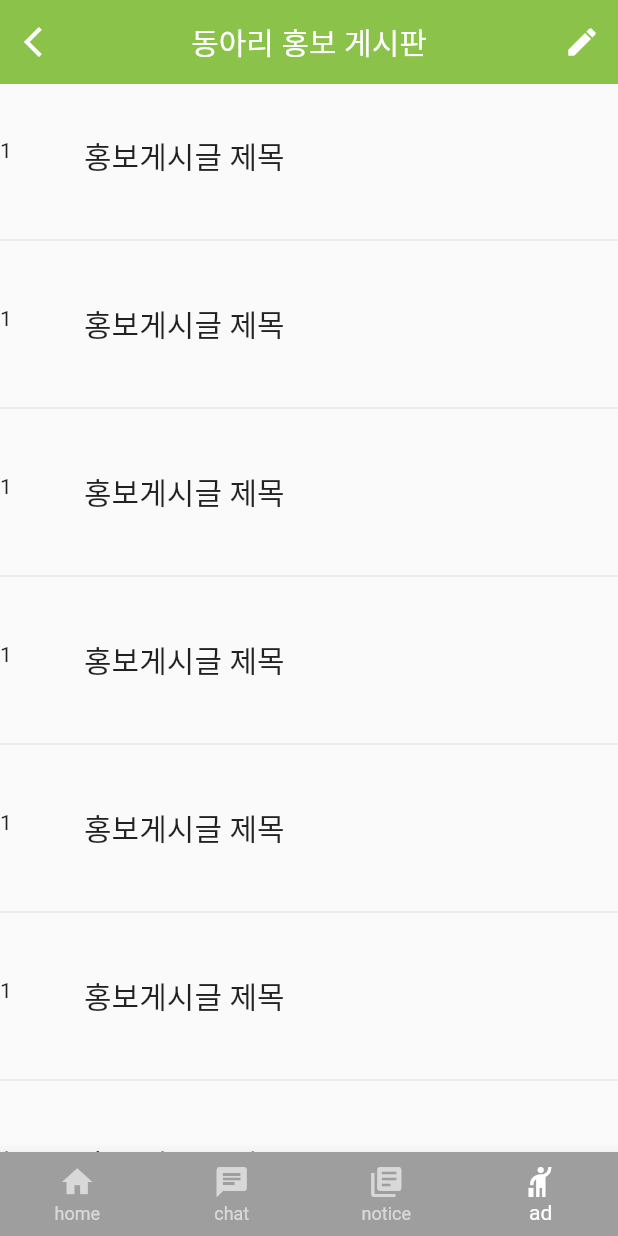
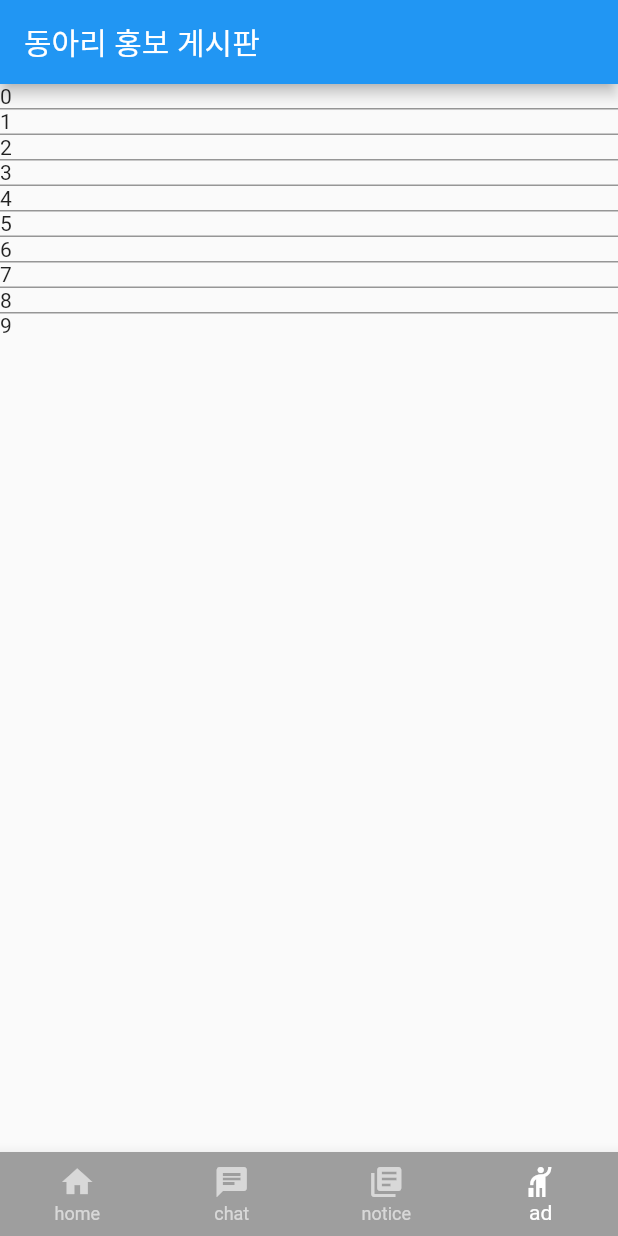
Before and after one commit to sac7160/2021_MooyaHong, a Flutter app: the screen it shows after launch, item 4 of the bottom bar chosen, on a phone screen of 412 x 824 dp. Run offline on Flutter 3.47's test engine with Material 2 defaults, Android fonts, the phone set to English and light mode, and no system bars; our stand-ins replace carousel_slider, get, image_picker.

Commit message:
ad board newpage but datas error

```diff
--- /dev/null
+++ b/club_app/lib/page/board/ad_board_newpage.dart
@@ -0,0 +1,68 @@
+import 'package:flutter/material.dart';
+
+class AdBoardPage extends StatefulWidget {
+  const AdBoardPage({ Key? key }) : super(key: key);
+
+  @override
+  _AdBoardPageState createState() => _AdBoardPageState();
+}
+
+class _AdBoardPageState extends State<AdBoardPage> {
+
+  List<Map<String, String >> datas = [];
+
+  @override
+  void initState() {
+    super.initState();
+    datas = [{
+      "title":"책아띠",
+      "image":"assets/images/1.jpeg",
+      "category":"학술",
+      "ing":"true"
+    },
+    {
+      "title":"royalblack",
+      "image":"assets/images/2.jpeg",
+      "category":"기타",
+      "ing":"true"
+    },
+    {
+      "title":"BITA",
+      "image":"assets/images/3.jpeg",
+      "category":"학술",
+      "ing":"true"
+    },
+    {
+      "title":"signal",
+      "image":"assets/images/4.jpeg",
+      "category":"영상",
+      "ing":"true"
+    },
+
+    ];
+  }
+
+  Widget _bodywidget() {
+    return ListView.separated(
+      itemBuilder: (BuildContext _context, int index) {
+        return Container(
+          child: Text(index.toString()),
+          );
+        },
+      separatorBuilder: (BuildContext _context, int index) {
+        return Container(height: 1, color: Colors.black.withOpacity(0.4));
+      },
+      itemCount: 10,
+      );
+  }
+
+
+
+  Widget build(BuildContext context) {
+    return Scaffold(
+      appBar: AppBar(title: Text('동아리 홍보 게시판'),
+      ),
+      body: _bodywidget(),
+    );
+  }
+}
--- a/club_app/lib/page/board/ad_board_page.dart
+++ /dev/null
@@ -1,61 +0,0 @@
-import 'package:club_app/page/board/notice_board/detail_page_add.dart';
-import 'package:club_app/page/home_page.dart';
-import 'package:flutter/material.dart';
-import 'package:get/get.dart';
-
-import 'notice_board/write_page_ad.dart';
-
-class AdBoardPage extends StatefulWidget {
-  const AdBoardPage({Key? key}) : super(key: key);
-
-  @override
-  _AdBoardPageState createState() => _AdBoardPageState();
-}
-
-class _AdBoardPageState extends State<AdBoardPage> {
-  @override
-  Widget build(BuildContext context) {
-    return Scaffold(
-      appBar: AppBar(
-        backgroundColor: Colors.lightGreen,
-        title: Text('동아리 홍보 게시판'),
-        centerTitle: true,
-        elevation: 0.0,
-        leading: IconButton(
-            icon: Icon(
-              Icons.arrow_back_ios,
-              ),
-            onPressed: () {
-              print('create button is clicked');
-              Get.to(HomePage());},
-          ),
-        actions: <Widget>[
-           IconButton(
-          icon: Icon(Icons.create),
-          onPressed: () {
-            print('create button is clicked');
-            Get.to(WritePageadd());
-            }
-          ),
-          ]
-      ),
-      body:
-       ListView.separated(
-        itemCount : 20,
-        itemBuilder: (context, index) {
-          return ListTile(
-            onTap: () {
-              Get.to(DetailPageadd(index),arguments: "arguments 속성 테스트");
-            },
-            title: Text('홍보게시글 제목',style: TextStyle(fontSize: 20.0),),
-            leading: Text("1"),
-            contentPadding: EdgeInsets.symmetric(vertical: 20.0, horizontal:0.0),
-            );
-          },
-      separatorBuilder:  (context, index) {
-        return Divider();
-      } ,
-    ),
-    );
-  }
-}
--- a/club_app/lib/page/page_container.dart
+++ b/club_app/lib/page/page_container.dart
@@ -2,7 +2,7 @@ import 'package:flutter/material.dart';
 import 'package:club_app/page/board/notice_board/notice_board_page.dart';
 import 'package:club_app/page/chat/chat_page.dart';
 import 'package:club_app/page/home_page.dart';
-import 'package:club_app/page/board/ad_board_page.dart';
+import 'board/ad_board_newpage.dart';
 
 class FirstPage extends StatefulWidget {
   const FirstPage({Key? key}) : super(key: key);
--- a/club_app/pubspec.yaml
+++ b/club_app/pubspec.yaml
@@ -25,6 +25,8 @@ dependencies:
       sdk: flutter
     get: ^4.3.6
     validators: ^3.0.0
+    svg: ^0.1.0
+
 
 
   # The following adds the Cupertino Icons font to your application.
@@ -52,6 +54,10 @@ flutter:
   # To add assets to your application, add an assets section, like this:
 assets:
   - images
+  - assets/images/1.jpeg
+  - assets/images/2.jpeg
+  - assets/images/3.jpeg
+  - assets/images/4.jpeg
 
   # An image asset can refer to one or more resolution-specific "variants", see
   # https://flutter.dev/assets-and-images/#resolution-aware.
```
Also changed, not shown: club_app/assets/images/1.jpeg (added), club_app/assets/images/2.jpeg (added), club_app/assets/images/3.jpeg (added), club_app/assets/images/4.jpeg (added).
